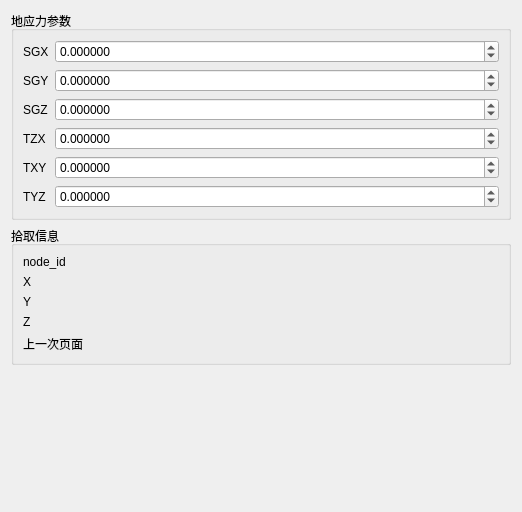
Old version of the form plugins/Base_PhysicalField/GeoStressPointPage.ui in the repository asd977/base_cae.
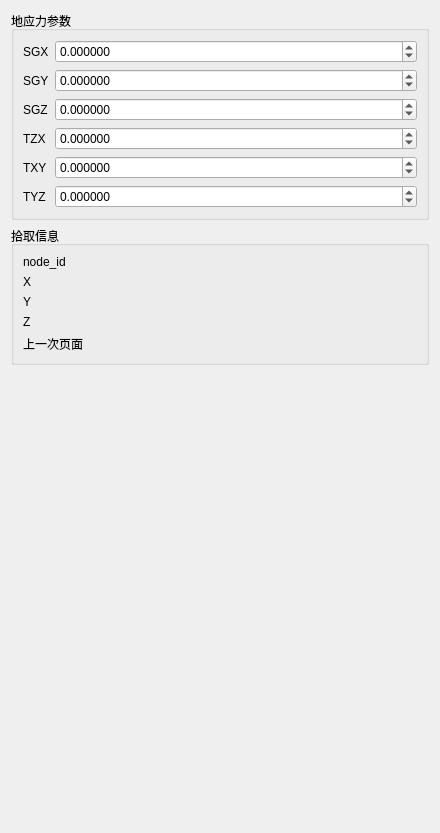
New version of the form.

```diff
--- a/plugins/Base_PhysicalField/GeoStressPointPage.ui
+++ b/plugins/Base_PhysicalField/GeoStressPointPage.ui
@@ -6,8 +6,8 @@
    <rect>
     <x>0</x>
     <y>0</y>
-    <width>522</width>
-    <height>512</height>
+    <width>440</width>
+    <height>833</height>
    </rect>
   </property>
   <property name="windowTitle">
@@ -257,6 +257,9 @@
    </item>
    <item>
     <spacer name="verticalSpacer">
+     <property name="orientation">
+      <enum>Qt::Vertical</enum>
+     </property>
      <property name="sizeHint" stdset="0">
       <size>
        <width>20</width>
```
